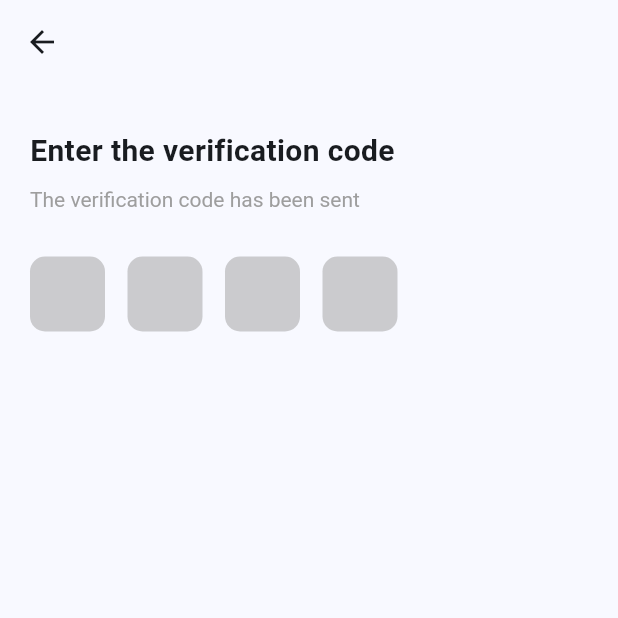
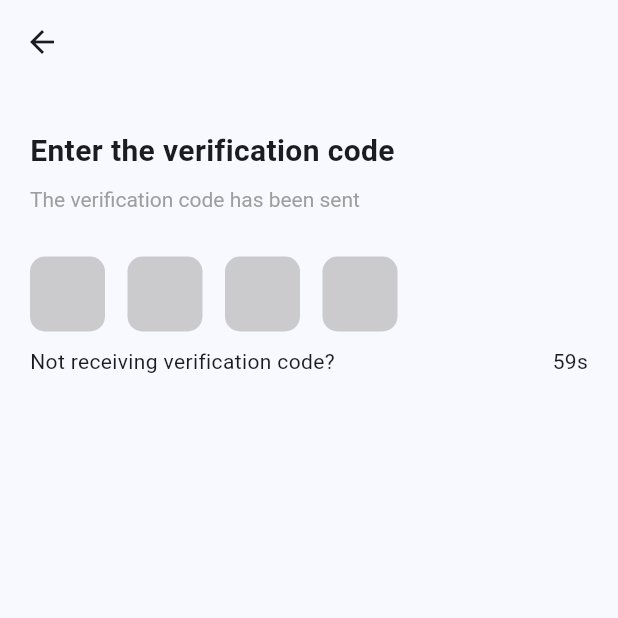
Before and after one commit to ElonWeng/589ai, a Flutter app: the CodePage screen opened directly with empty values, on a phone screen of 412 x 824 dp, the top half of it. Run offline on Flutter 3.47's test engine with Material 2 defaults, Android fonts, the phone set to English and light mode, and no system bars; our stand-ins replace dio, shared_preferences; accounts and stored records are empty.

Commit message:
【提交人】Elon 【提交更改】添加了验证码获取的逻辑 【开发耗时】

```diff
--- a/lib/base/config/language_key.dart
+++ b/lib/base/config/language_key.dart
@@ -1,4 +1,7 @@
 class LanguageKey{
   static const String strCodeInput = 'code_input';
   static const String strCodeInputContent = 'code_input_content';
+  static const String strCodeGet = 'code_get';
+  static const String strCodeGetAgain = 'code_get_again';
+  static const String strCodeGetWait = 'code_get_wait';
 }
--- a/lib/base/config/language_text.dart
+++ b/lib/base/config/language_text.dart
@@ -24,4 +24,10 @@ class LanguageText{
   static String codeInputZh = '输入验证码';
   static String codeInputContentEn = 'The verification code has been sent ';
   static String codeInputContentZh = '验证码已发送到 ';
+  static String codeGetEn = 'Not receiving verification code?';
+  static String codeGetZh = '收不到验证码?';
+  static String codeGetAgainEn = 'Get again';
+  static String codeGetAgainZh = '重新获取';
+  static String codeGetWaitEn = 'Please wait patiently for the verification code';
+  static String codeGetWaitZh = '请耐心等待验证码';
 }
--- a/lib/base/model/local_model.dart
+++ b/lib/base/model/local_model.dart
@@ -42,6 +42,12 @@ class LocalModel with ChangeNotifier {
         return _locale.languageCode == 'en' ? LanguageText.codeInputEn : LanguageText.codeInputZh;
       case LanguageKey.strCodeInputContent:
         return _locale.languageCode == 'en' ? LanguageText.codeInputContentEn : LanguageText.codeInputContentZh;
+      case LanguageKey.strCodeGet:
+        return _locale.languageCode == 'en' ? LanguageText.codeGetEn : LanguageText.codeGetZh;
+      case LanguageKey.strCodeGetAgain:
+        return _locale.languageCode == 'en' ? LanguageText.codeGetAgainEn : LanguageText.codeGetAgainZh;
+      case LanguageKey.strCodeGetWait:
+        return _locale.languageCode == 'en' ? LanguageText.codeGetWaitEn : LanguageText.codeGetWaitZh;
       default:
         return 'Key not found';
     }
--- /dev/null
+++ b/lib/base/model/time_model.dart
@@ -0,0 +1,28 @@
+import 'dart:async';
+
+import 'package:flutter/cupertino.dart';
+
+class TimerModel with ChangeNotifier {
+  int _remainingTime = 60; // 假设初始倒计时时间为60秒
+  Timer? _timer;
+
+  int get remainingTime => _remainingTime;
+
+  void startTimer() {
+    _remainingTime = 60;
+    _timer = Timer.periodic(const Duration(seconds: 1), (timer) {
+      _remainingTime--;
+      notifyListeners(); // 通知监听器状态已更改
+      print('当前的计时$_remainingTime');
+      if (_remainingTime <= 0) {
+        timer.cancel(); // 倒计时结束，取消Timer
+        // _remainingTime = 60; // 可以选择重置或保持为0
+      }
+    });
+  }
+
+  void stopTimer() {
+    _timer?.cancel();
+    _timer = null;
+  }
+}
--- a/lib/base/widget/loading_widget.dart
+++ b/lib/base/widget/base_page.dart
@@ -3,21 +3,21 @@ import 'package:provider/provider.dart';
 import 'package:runtool/base/model/loading_model.dart';
 import 'package:runtool/base/model/toast_provider.dart';
 
-class LoadingOverlay extends StatefulWidget {
+class BaseProviderWidget extends StatefulWidget {
   final Widget child;
 
-  const LoadingOverlay({Key? key, required this.child}) : super(key: key);
+  const BaseProviderWidget({Key? key, required this.child}) : super(key: key);
 
   @override
-  LoadingOverlayState createState() => LoadingOverlayState();
+  BaseProviderWidgetState createState() => BaseProviderWidgetState();
 }
 
-class LoadingOverlayState extends State<LoadingOverlay> {
+class BaseProviderWidgetState extends State<BaseProviderWidget> {
 
 
   @override
   Widget build(BuildContext context) {
-    final loadingOverlayState = context.watch<LoadingModel>();
+    final baseProviderWidgetState = context.watch<LoadingModel>();
     final toast = context.watch<ToastProvider>();
     print('当前弹窗提示  ${toast.isVisible}');
     return Stack(
@@ -46,7 +46,7 @@ class LoadingOverlayState extends State<LoadingOverlay> {
               ),
             )
           ),
-        if (loadingOverlayState.isLoading)
+        if (baseProviderWidgetState.isLoading)
            Center(
               child: Container(
                 padding: const EdgeInsets.all(8.0),
--- a/lib/main.dart
+++ b/lib/main.dart
@@ -2,8 +2,9 @@ import 'package:flutter/material.dart';
 import 'package:provider/provider.dart';
 import 'package:runtool/base/config/configs.dart';
 import 'package:runtool/base/model/loading_model.dart';
+import 'package:runtool/base/model/time_model.dart';
 import 'package:runtool/base/model/toast_provider.dart';
-import 'package:runtool/base/widget/loading_widget.dart';
+import 'package:runtool/base/widget/base_page.dart';
 import 'package:runtool/ui/login/code_page.dart';
 import 'package:runtool/ui/login/login_model.dart';
 import 'package:runtool/ui/login/login_page.dart';
@@ -31,6 +32,7 @@ class MyApp extends StatelessWidget {
         ChangeNotifierProvider(create: (_) => LocalModel()),
         ChangeNotifierProvider(create: (_) => LoadingModel()),
         ChangeNotifierProvider(create: (_) => ToastProvider()),
+        ChangeNotifierProvider(create: (_) => TimerModel()),
       ],
       child: MaterialApp(
         title: 'Flutter Demo',
@@ -42,7 +44,7 @@ class MyApp extends StatelessWidget {
         routes: {
           CODE_PAGE: (context) => CodePage(arguments: ModalRoute.of(context)!.settings.arguments as Map<String, dynamic>),
         },
-        home: const LoadingOverlay(
+        home: const BaseProviderWidget(
           child: LoginPage(),
         ),
       ),
--- a/lib/ui/login/code_page.dart
+++ b/lib/ui/login/code_page.dart
@@ -1,24 +1,16 @@
-import 'package:flutter/gestures.dart';
 import 'package:flutter/material.dart';
 import 'package:provider/provider.dart';
-import 'package:runtool/base/config/config_page.dart';
 import 'package:runtool/base/config/language_key.dart';
 import 'package:runtool/base/model/loading_model.dart';
 import 'package:runtool/base/model/local_model.dart';
 import 'package:runtool/base/store/login_store.dart';
-import 'package:runtool/base/util/shared_preferences_util.dart';
-import 'package:runtool/base/util/snackbar_util.dart';
 import 'package:runtool/base/widget/box_bg.dart';
+import 'package:runtool/base/widget/base_page.dart';
 import 'package:runtool/base/widget/local_text.dart';
-import 'package:runtool/base/widget/toast_widget.dart';
 import 'package:runtool/ui/login/login_model.dart';
-import 'package:runtool/ui/login/privacypolicy_page.dart';
-import 'package:runtool/ui/login/serviceterms_page.dart';
-
-import '../../base/config/configs.dart';
+import '../../base/config/navigator_key.dart';
+import '../../base/model/time_model.dart';
 import '../../base/model/toast_provider.dart';
-import '../../base/util/check_util.dart';
-import '../../base/widget/loading_widget.dart';
 
 class CodePage extends StatefulWidget {
   final Map<String, dynamic> arguments;
@@ -41,20 +33,22 @@ class _CodePageState extends State<CodePage> {
   @override
   void initState() {
     super.initState();
-    Map argument = widget.arguments;
-    var email = argument['email'];
-    print('当前的email$email');
+    context.read<TimerModel>().startTimer();
   }
 
   @override
   Widget build(BuildContext context) {
-    final languageModel = Provider.of<LocalModel>(context);
+    // var remainingTime = Provider.of<TimerModel>(context, listen: false).remainingTime;
     return Scaffold(
         appBar: AppBar(),
-        body: Padding(
+        body: BaseProviderWidget(
+          child: Padding(
             padding: const EdgeInsets.all(20.0),
             child: SingleChildScrollView(
-            child: Column(
+              child:
+              Consumer<TimerModel>(
+                builder: (context, model, child) {
+                  return Column(
                     crossAxisAlignment: CrossAxisAlignment.start,
                     children: [
                       const SizedBox(height: 10), // 垂直间距
@@ -96,7 +90,6 @@ class _CodePageState extends State<CodePage> {
                             editingController: _codeTwoController,
                           ),
                           const SizedBox(width: 15),
-
                           BoxBgWidget(
                             height: 50,
                             width: 50,
@@ -109,8 +102,65 @@ class _CodePageState extends State<CodePage> {
                             editingController: _codeFourController,
                           ),
                         ],
+                      ),
+                      Row(
+                        crossAxisAlignment: CrossAxisAlignment.center,
+                        mainAxisAlignment: MainAxisAlignment.spaceBetween,
+                        children: [
+                          InkWell(
+                            child: Text(Provider.of<LocalModel>(context, listen: false)
+                                .getText(LanguageKey.strCodeGet)),
+                            onTap: (){
+                              if(model.remainingTime == 0){
+                                context.read<LoadingModel>().show();
+                                LoginStore.sendEmailCode(widget.arguments[NavigatorKey.keyEmail])
+                                    .then((value) {
+                                  if (value['success']) {
+                                    context.read<LoadingModel>().hide();
+                                    context.read<TimerModel>().startTimer();
+                                  } else {
+                                    context.read<LoadingModel>().hide();
+                                    Provider.of<ToastProvider>(context, listen: false)
+                                        .showToast(value['msg']);
+                                  }
+                                });
+                              }else{
+                                Provider.of<ToastProvider>(context, listen: false)
+                                    .showToast(
+                                    Provider.of<LocalModel>(context, listen: false)
+                                        .getText(LanguageKey.strCodeGetWait));
+                              }
+                            },
+                          ),
+                          InkWell(
+                            child:
+                            Text(model.remainingTime == 0 ?
+                            Provider.of<LocalModel>(context, listen: false)
+                                .getText(LanguageKey.strCodeGetAgain):'${model.remainingTime}s'),
+                            onTap: (){
+                              if(model.remainingTime == 0){
+                                context.read<LoadingModel>().show();
+                                LoginStore.sendEmailCode(widget.arguments[NavigatorKey.keyEmail])
+                                    .then((value) {
+                                  if (value['success']) {
+                                    context.read<LoadingModel>().hide();
+                                    context.read<TimerModel>().startTimer();
+                                  } else {
+                                    context.read<LoadingModel>().hide();
+                                    Provider.of<ToastProvider>(context, listen: false)
+                                        .showToast(value['msg']);
+                                  }
+                                });
+                              }
+                            },
                           )
                         ],
+                      )
+                    ],
+                  );
+                },
+              ),
+
             ),
           ),
         ));
--- a/lib/ui/login/login_page.dart
+++ b/lib/ui/login/login_page.dart
@@ -18,7 +18,7 @@ import 'package:runtool/ui/login/serviceterms_page.dart';
 import '../../base/config/configs.dart';
 import '../../base/model/toast_provider.dart';
 import '../../base/util/check_util.dart';
-import '../../base/widget/loading_widget.dart';
+import '../../base/widget/base_page.dart';
 
 class LoginPage extends StatefulWidget {
   const LoginPage({super.key});
```
Lines whose indentation alone changed are shown as unchanged.
